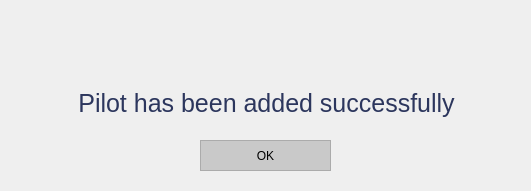
Qt form Gui/NewUser/NewUserSuccess.ui (whitePenumbra/SARdrone) before a commit.
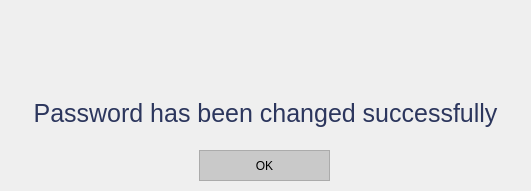
The same form after that commit. Icons and pictures are not drawn.

Commit message: qdialog to mainwindow

Diff of the .ui file:
```diff
--- a/Gui/NewUser/NewUserSuccess.ui
+++ b/Gui/NewUser/NewUserSuccess.ui
@@ -1,7 +1,7 @@
 <?xml version="1.0" encoding="UTF-8"?>
 <ui version="4.0">
- <class>Dialog</class>
- <widget class="QDialog" name="Dialog">
+ <class>MainWindow</class>
+ <widget class="QMainWindow" name="MainWindow">
   <property name="geometry">
    <rect>
     <x>0</x>
@@ -29,11 +29,12 @@
    <iconset>
     <normaloff>../../Resources/logo_svg.svg</normaloff>../../Resources/logo_svg.svg</iconset>
   </property>
+  <widget class="QWidget" name="centralwidget">
   <widget class="QPushButton" name="btn_OK">
    <property name="geometry">
     <rect>
-     <x>200</x>
-     <y>140</y>
+      <x>199</x>
+      <y>150</y>
      <width>131</width>
      <height>31</height>
     </rect>
@@ -81,8 +82,8 @@
   <widget class="QWidget" name="layoutWidget">
    <property name="geometry">
     <rect>
-     <x>21</x>
-     <y>11</y>
+      <x>20</x>
+      <y>21</y>
      <width>491</width>
      <height>121</height>
     </rect>
@@ -110,7 +111,7 @@
        </font>
       </property>
       <property name="text">
-       <string>&lt;html&gt;&lt;head/&gt;&lt;body&gt;&lt;p&gt;&lt;span style=&quot; color:#2c365d;&quot;&gt;Pilot has been added successfully&lt;/span&gt;&lt;/p&gt;&lt;/body&gt;&lt;/html&gt;</string>
+        <string>&lt;html&gt;&lt;head/&gt;&lt;body&gt;&lt;p&gt;&lt;span style=&quot; color:#2c365d;&quot;&gt;Password has been changed successfully&lt;/span&gt;&lt;/p&gt;&lt;/body&gt;&lt;/html&gt;</string>
       </property>
       <property name="alignment">
        <set>Qt::AlignCenter</set>
@@ -118,6 +119,7 @@
      </widget>
     </item>
    </layout>
+   </widget>
   </widget>
  </widget>
  <resources/>
```
Left out of the diff: 6 changed lines with no effect on the pictures. Lines whose indentation alone changed are shown as unchanged. The commit also changes 1 other file.
